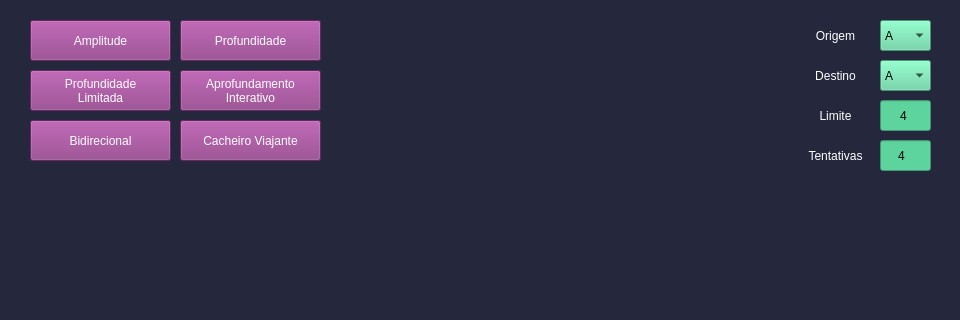
Qt form Mario_Party.ui (RodgerOliver/mario-party-unitau) before a commit; both pictures show x 0 to 960 and y 0 to 320 of the 960 by 630 pixel window.
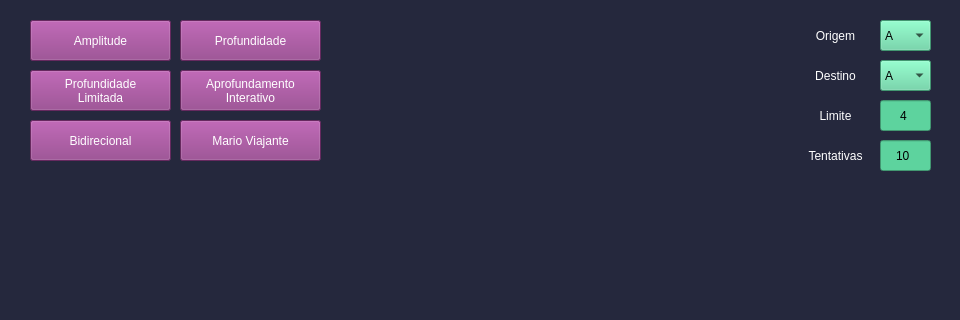
The same form after that commit. Icons and pictures are not drawn.

Commit message: Adicionar algoritmos do problema do cacheiro viajante

The edit to the form file:
```diff
--- a/Mario_Party.ui
+++ b/Mario_Party.ui
@@ -654,7 +654,7 @@
      <string notr="true"/>
     </property>
     <property name="text">
-     <string>Cacheiro Viajante</string>
+     <string>Mario Viajante</string>
     </property>
     <property name="class" stdset="0">
      <string>busca_local_com_info</string>
@@ -673,7 +673,7 @@
      <string>999</string>
     </property>
     <property name="text">
-     <string>4</string>
+     <string>10</string>
     </property>
     <property name="maxLength">
      <number>3</number>
```
The commit also changes 1 other file.
